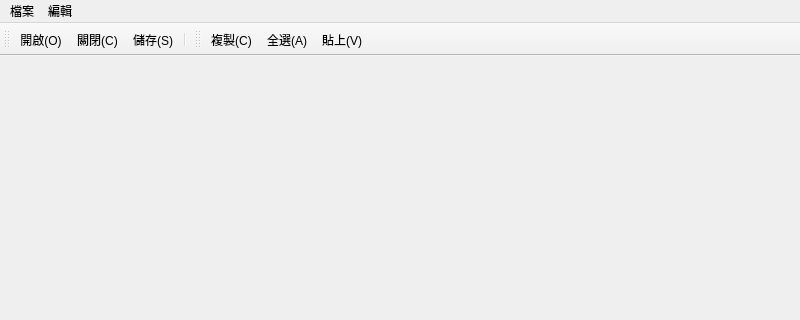
The window that mainwindow.ui (hi-ma-san/DesignWindow) describes before a commit, drawn with Qt 5; both pictures show x 0 to 800 and y 0 to 320 of the 800 by 600 pixel window.
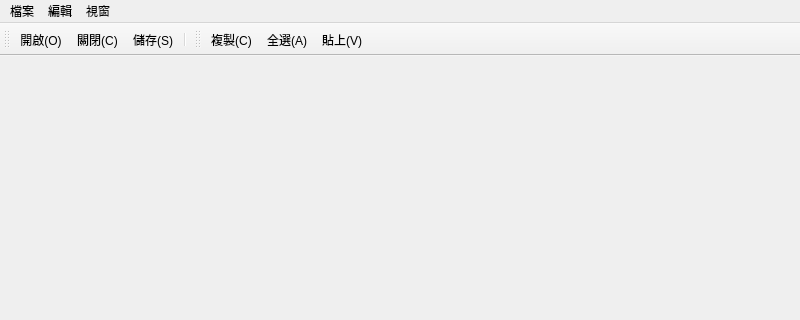
The same window after the commit.

Commit message: Add Window menu and apply Dark theme UI styling

The edit to the form file:
```diff
--- a/mainwindow.ui
+++ b/mainwindow.ui
@@ -47,8 +47,19 @@
     <addaction name="actionAll"/>
     <addaction name="actionPaste"/>
    </widget>
+   <widget class="QMenu" name="menu_W">
+    <property name="title">
+     <string>視窗</string>
+    </property>
+    <addaction name="actionFullscreen"/>
+    <addaction name="actionShowLeft"/>
+    <addaction name="actionShowRight"/>
+    <addaction name="actionWindowMode"/>
+    <addaction name="actionMinimize"/>
+   </widget>
    <addaction name="menu_F"/>
    <addaction name="menu_E"/>
+   <addaction name="menu_W"/>
   </widget>
   <widget class="QStatusBar" name="statusbar"/>
   <widget class="QToolBar" name="fileToolBar">
```
Left out of the diff: 31 changed lines with no effect on the pictures. The commit also changes 4 other files.
